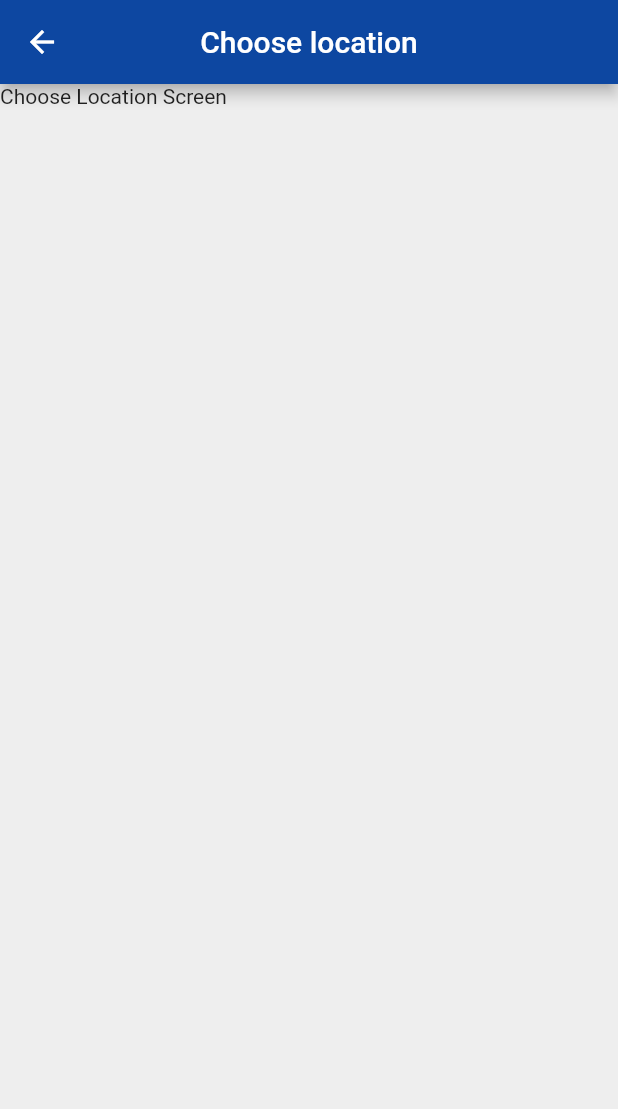
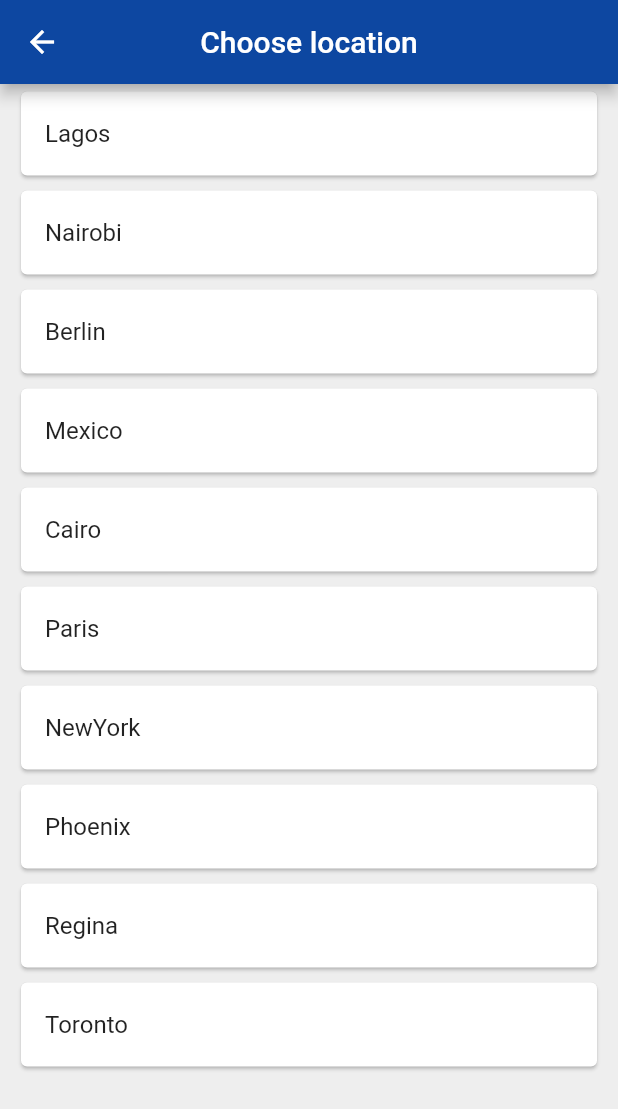
Before and after one commit to roufy235/IdApp, a Flutter app: the ChooseLocation screen opened by its route, on a phone screen of 412 x 824 dp. Shown: the top 1109 px of the screen. Run offline on Flutter 3.47's test engine with Material 2 defaults, Android fonts, the phone set to English and light mode, and no system bars; our stand-ins replace flutter_spinkit; network calls fail.

Commit message:
World time final

```diff
--- a/lib/main.dart
+++ b/lib/main.dart
@@ -5,6 +5,9 @@ import 'package:flutter/material.dart';
 
 void main() {
   runApp(MaterialApp(
+    theme: ThemeData(
+      brightness: Brightness.light,
+    ),
     initialRoute: '/',
     routes: {
       '/': (context) => Splash(),
--- /dev/null
+++ b/lib/models/WorldTimeDataModel.dart
@@ -0,0 +1,6 @@
+
+class WorldTimeDataModel {
+  String url, location;
+
+  WorldTimeDataModel({this.location, this.url});
+}
--- a/lib/pages/ChooseLocation.dart
+++ b/lib/pages/ChooseLocation.dart
@@ -1,3 +1,5 @@
+import 'package:covirtue_id_app/models/WorldTimeDataModel.dart';
+import 'package:covirtue_id_app/services/WorldTime.dart';
 import 'package:flutter/material.dart';
 
 class ChooseLocation extends StatefulWidget {
@@ -7,17 +9,30 @@ class ChooseLocation extends StatefulWidget {
 
 class _ChooseLocationState extends State<ChooseLocation> {
 
-  void getData() {
-    // simulate a network request
-    Future.delayed(Duration(seconds: 4), () {
-      print('yoshi');
+  List<WorldTimeDataModel> locations = [
+      WorldTimeDataModel(url: 'Africa/Lagos', location: 'Lagos'),
+      WorldTimeDataModel(url: 'Africa/Nairobi', location: 'Nairobi'),
+      WorldTimeDataModel(url: 'Europe/Berlin', location: 'Berlin'),
+      WorldTimeDataModel(url: 'America/Mexico_City', location: 'Mexico'),
+      WorldTimeDataModel(url: 'Africa/Cairo', location: 'Cairo'),
+      WorldTimeDataModel(url: 'Europe/Paris', location: 'Paris'),
+      WorldTimeDataModel(url: 'America/New_York', location: 'NewYork'),
+      WorldTimeDataModel(url: 'America/Phoenix', location: 'Phoenix'),
+      WorldTimeDataModel(url: 'America/Regina', location: 'Regina'),
+      WorldTimeDataModel(url: 'America/Toronto', location: 'Toronto'),
+  ];
+
+
+  void updateTime(index) async {
+    WorldTimeDataModel data = this.locations[index];
+    WorldTime instance = WorldTime(location: data.location, flag: '', url: data.url);
+    await instance.getTime();
+    Navigator.pop(context, {
+      'time': instance.time,
+      'flag': instance.flag,
+      'location': instance.location,
+      'isDayTime': instance.isDayTime,
     });
-  }
-
-  @override
-  void initState() {
-    super.initState();
-    this.getData();
   }
 
   @override
@@ -31,7 +46,22 @@ class _ChooseLocationState extends State<ChooseLocation> {
         centerTitle: true,
         backgroundColor: Colors.blue[900],
       ),
-      body: Text('Choose Location Screen'),
+      body: ListView.builder(
+        itemCount: this.locations.length,
+        itemBuilder: (context, index) {
+          return Padding(
+            padding: EdgeInsets.symmetric(vertical: 1.0, horizontal: 10.0),
+            child: Card(
+              child: ListTile(
+                onTap: () {
+                  this.updateTime(index);
+                },
+                title: Text(this.locations[index].location),
+              ),
+            ),
+          );
+        },
+      ),
     );
   }
 }
--- a/lib/services/WorldTime.dart
+++ b/lib/services/WorldTime.dart
@@ -1,5 +1,6 @@
 import 'package:http/http.dart';
 import 'dart:convert';
+import 'package:intl/intl.dart';
 
 
 class WorldTime {
@@ -7,6 +8,7 @@ class WorldTime {
   String time = '';
   String flag;
   String url;
+  bool isDayTime = false;
 
 
   WorldTime({this.location, this.url, this.flag});
@@ -26,7 +28,9 @@ class WorldTime {
         //create a datetime obj
         DateTime now = DateTime.parse(datetime);
         now = now.add(Duration(hours: int.parse(offset)));
-        this.time = now.toString();
+
+        this.isDayTime = (now.hour > 6 && now.hour < 0) ? true : false;
+        this.time = DateFormat.jm().format(now);
       } else {
         this.time = 'An error has occurred';
       }
```
Also changed, not shown: lib/pages/Home.dart (+63 -6 lines), lib/pages/Splash.dart (+12 -15 lines), pubspec.yaml (+4 -3 lines), assets/day.png (added), assets/night.png (added), pubspec.lock.
